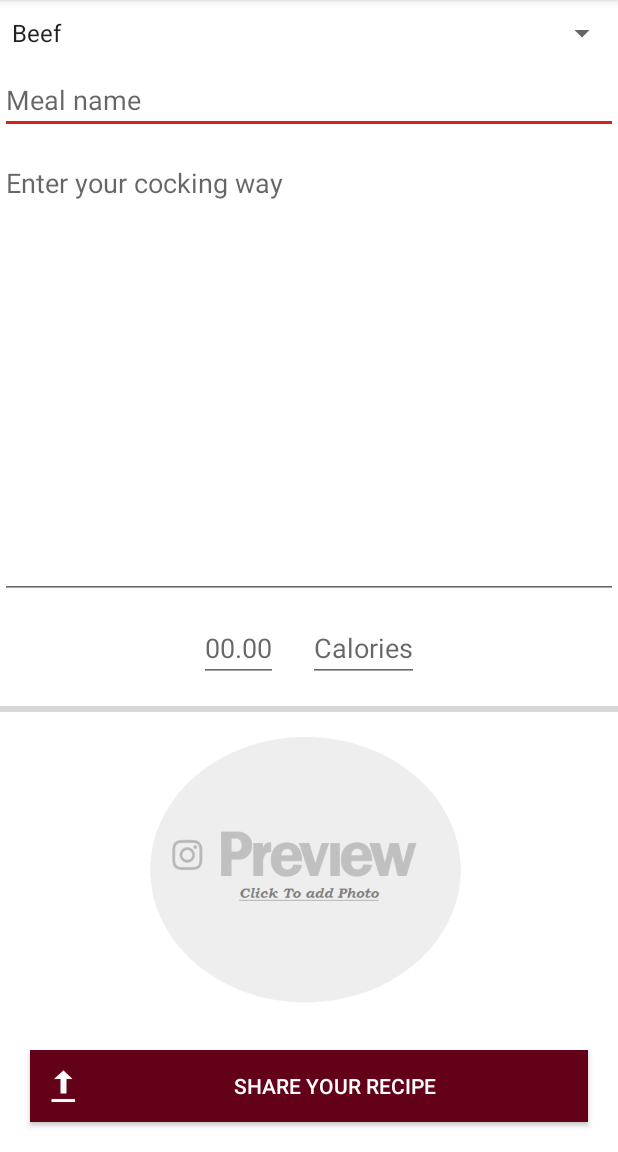
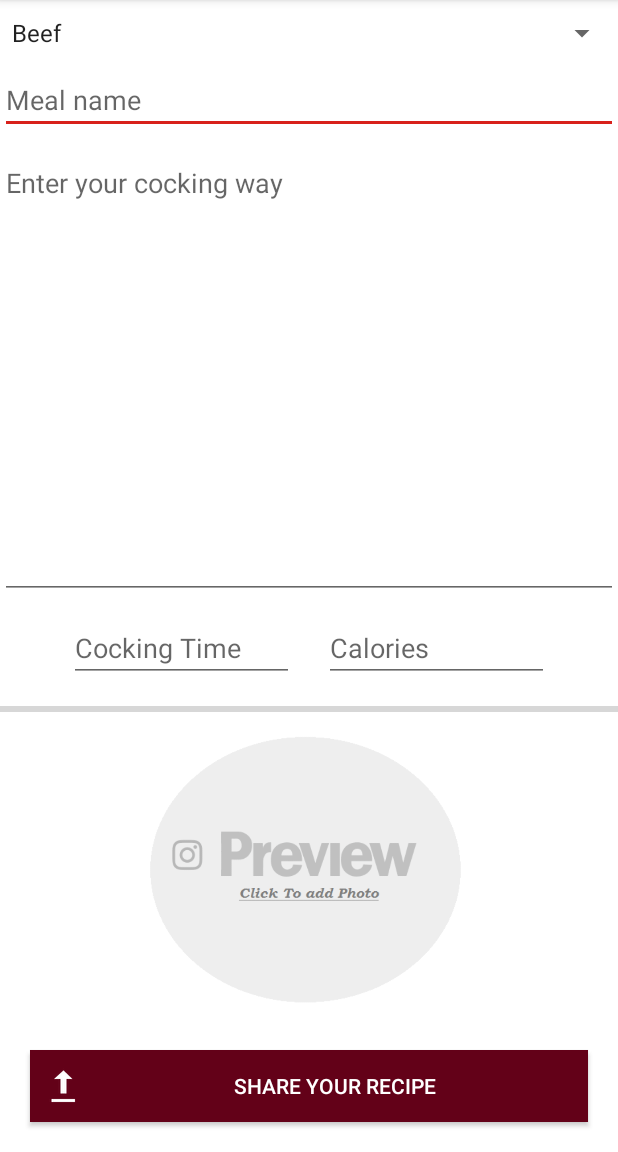
Before and after one commit to AbdullahTaher93/My-Meal, an Android app: the ShowImages screen opened directly, with no data from a screen before it, on a phone screen of 412 x 824 dp, the part 84-1236 px from its top. Run offline under Robolectric (Android 15) with nearby library versions, the phone set to English and light mode, and no system bars; our stand-ins replace Firebase (no records; nobody signed in at launch, a user with empty details on screens opened directly), Picasso.

Commit message:
edit design

```diff
--- a/app/src/main/res/layout/showimage.xml
+++ b/app/src/main/res/layout/showimage.xml
@@ -57,16 +57,17 @@
        android:layout_marginTop="10dp"
        >
     <EditText
-        android:layout_width="wrap_content"
+        android:layout_width="150dp"
         android:layout_height="wrap_content"
         android:textSize="18sp"
         android:id="@+id/cocking_time"
         android:inputType="datetime"
-        android:hint="00.00"
+        android:layout_weight="1"
+        android:hint="Cocking Time"
         />
        <EditText
            android:layout_marginLeft="20dp"
-           android:layout_width="wrap_content"
+           android:layout_width="150dp"
            android:layout_height="wrap_content"
            android:textSize="18sp"
            android:inputType="numberDecimal"
```
Also changed, not shown: 2 other files.
